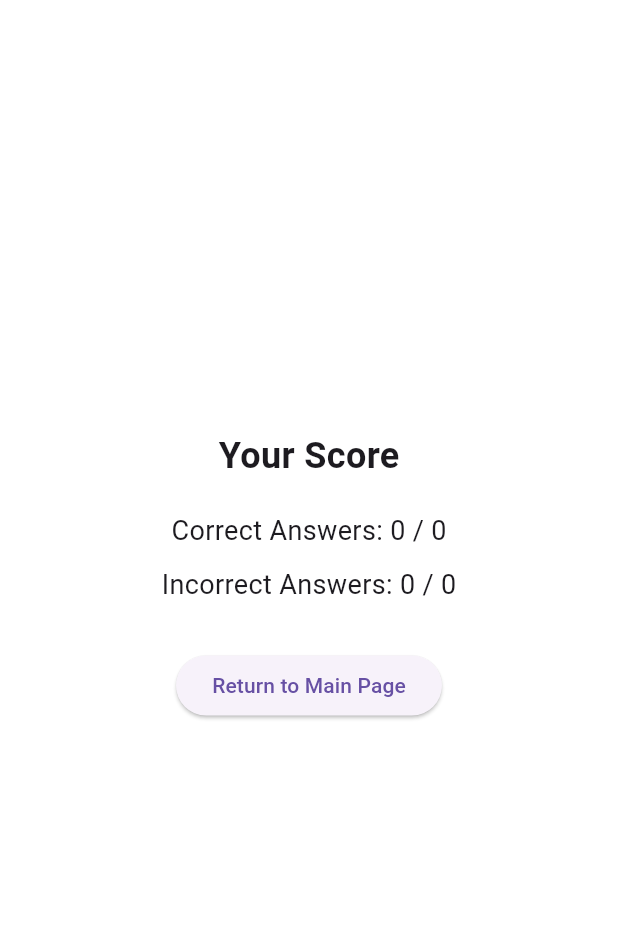
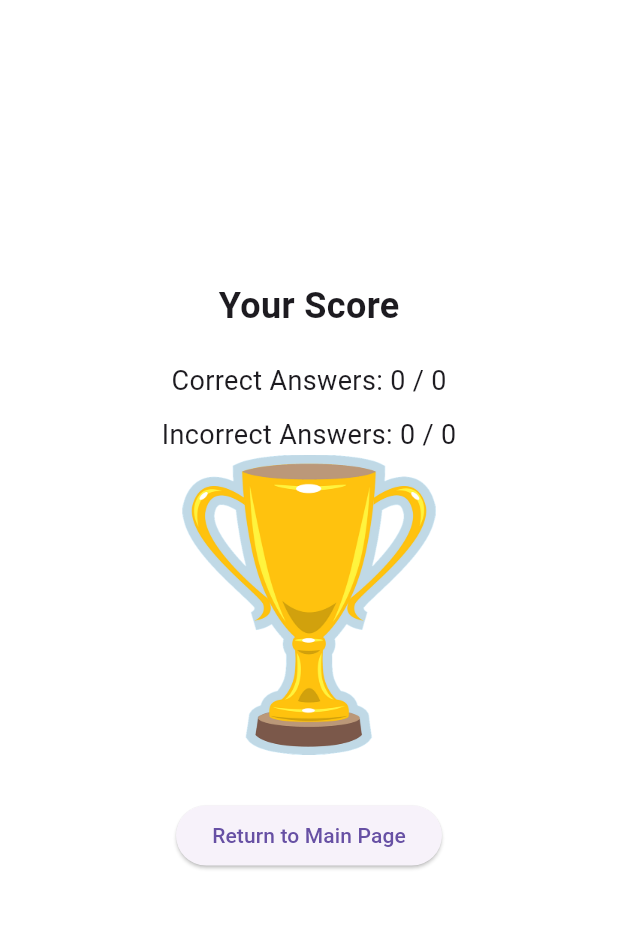
Before and after one commit to blueskiy01/mobile-dev, a Flutter app: the ScoreView screen opened directly with empty values, on a phone screen of 412 x 824 dp, the part 84-1013 px from its top. Run offline on Flutter 3.47's test engine with Material 3 defaults, Android fonts, the light colour scheme and no system bars.

Commit message:
added trophy

```diff
--- a/quiz_app/lib/screens/score_view.dart
+++ b/quiz_app/lib/screens/score_view.dart
@@ -30,17 +30,22 @@ class ScoreView extends StatelessWidget {
                 fontSize: 18,
               ),
             ),
-            SizedBox(height: 10),
+            const SizedBox(height: 10),
             Text(
               'Incorrect Answers: ${totalQuestions - correctAnswers} / $totalQuestions',
               style: const TextStyle(
                 fontSize: 18,
               ),
             ),
-            SizedBox(height: 30),
+            Image.asset(
+              'assets/images/score.png',
+              width: 200,
+              height: 200,
+            ),
+            const SizedBox(height: 30),
             ElevatedButton(
               onPressed: () {
-                Navigator.pop(context); // Navigate back to the main page
+                Navigator.pop(context);
               },
               child: const Text('Return to Main Page'),
             ),
--- a/quiz_app/pubspec.yaml
+++ b/quiz_app/pubspec.yaml
@@ -59,6 +59,7 @@ flutter:
     - assets/images/history.jpg
     - assets/images/music.jpg
     - assets/images/game.jpg
+    - assets/images/score.png
 
   # An image asset can refer to one or more resolution-specific "variants", see
   # https://flutter.dev/assets-and-images/#resolution-aware
```
Also changed, not shown: quiz_app/lib/screens/detailed_view.dart (+7 -0 lines), quiz_app/assets/images/score.png (added).
